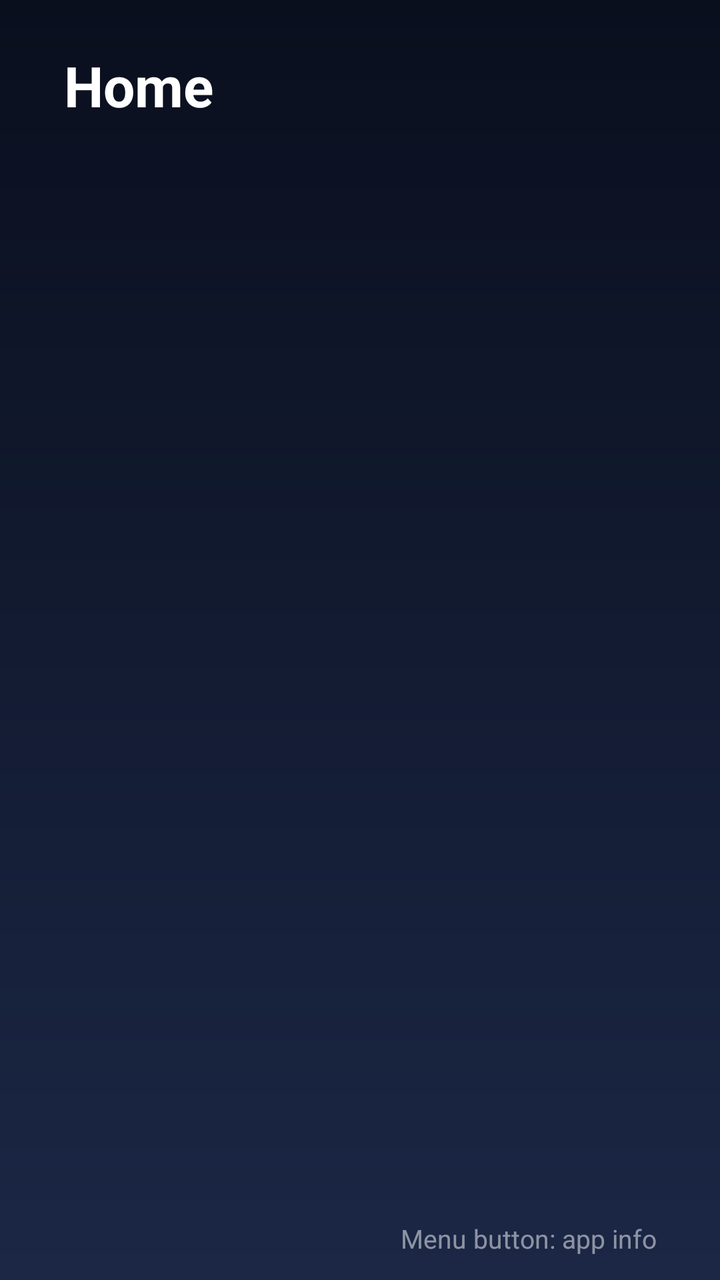
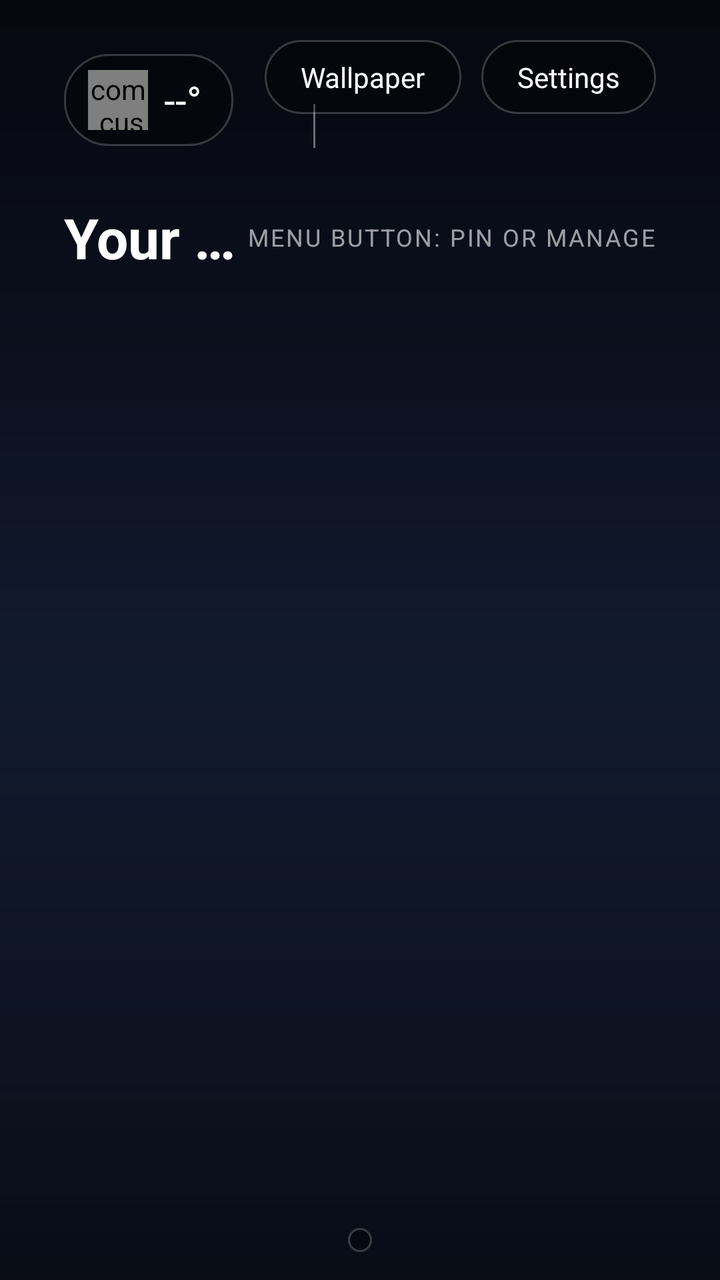

The first picture is an Android layout as it rendered before a commit; the second is the same layout after the commit. The layout source and the unified diff follow.
<!-- AndroidManifest.xml: application theme LauncherTheme -->
<!-- res/layout/activity_main.xml -->
<?xml version="1.0" encoding="utf-8"?>
<LinearLayout xmlns:android="http://schemas.android.com/apk/res/android"
    android:layout_width="match_parent"
    android:layout_height="match_parent"
    android:orientation="vertical"
    android:paddingLeft="32dp"
    android:paddingTop="24dp"
    android:paddingRight="32dp"
    android:paddingBottom="12dp">

    <RelativeLayout
        android:layout_width="match_parent"
        android:layout_height="wrap_content"
        android:layout_marginBottom="12dp">

        <TextView
            android:id="@+id/title"
            android:layout_width="wrap_content"
            android:layout_height="wrap_content"
            android:layout_alignParentLeft="true"
            android:text="@string/app_name"
            android:textColor="#FFFFFF"
            android:textSize="28sp"
            android:textStyle="bold" />

        <TextView
            android:id="@+id/clock"
            android:layout_width="wrap_content"
            android:layout_height="wrap_content"
            android:layout_alignParentRight="true"
            android:textColor="#B3FFFFFF"
            android:textSize="22sp" />
    </RelativeLayout>

    <GridView
        android:id="@+id/grid"
        android:layout_width="match_parent"
        android:layout_height="0dp"
        android:layout_weight="1"
        android:clipToPadding="false"
        android:columnWidth="128dp"
        android:focusable="true"
        android:horizontalSpacing="12dp"
        android:listSelector="@drawable/tile_selector"
        android:numColumns="auto_fit"
        android:padding="8dp"
        android:scrollbars="none"
        android:stretchMode="columnWidth"
        android:verticalSpacing="12dp" />

    <TextView
        android:layout_width="match_parent"
        android:layout_height="wrap_content"
        android:gravity="right"
        android:text="@string/hint"
        android:textColor="#80FFFFFF"
        android:textSize="13sp" />
</LinearLayout>
<!-- resources referenced by this layout -->
<resources>
  <!-- drawable tile_selector (drawable) -->
  <?xml version="1.0" encoding="utf-8"?>
  <selector xmlns:android="http://schemas.android.com/apk/res/android">
      <item android:state_focused="true">
          <shape android:shape="rectangle">
              <solid android:color="#33FFFFFF" />
              <stroke
                  android:width="2dp"
                  android:color="#FFFFFFFF" />
              <corners android:radius="12dp" />
          </shape>
      </item>
      <item android:state_pressed="true">
          <shape android:shape="rectangle">
              <solid android:color="#55FFFFFF" />
              <corners android:radius="12dp" />
          </shape>
      </item>
      <item>
          <shape android:shape="rectangle">
              <solid android:color="#00000000" />
          </shape>
      </item>
  </selector>
  <string name="app_name">Home</string>
  <string name="hint">Menu button: app info</string>
  <style name="LauncherTheme" parent="@android:style/Theme.Material.NoActionBar">
          <item name="android:windowBackground">@drawable/bg_home</item>
      </style>
  <!-- drawable bg_home (drawable) -->
  <?xml version="1.0" encoding="utf-8"?>
  <shape xmlns:android="http://schemas.android.com/apk/res/android"
      android:shape="rectangle">
      <gradient
          android:angle="270"
          android:endColor="#1B2745"
          android:startColor="#0A0F1E" />
  </shape>
</resources>

<!-- the commit's change to res/layout/activity_main.xml (unified diff, before → after) -->
@@ -1,58 +1,334 @@
 <?xml version="1.0" encoding="utf-8"?>
-<LinearLayout xmlns:android="http://schemas.android.com/apk/res/android"
+<FrameLayout xmlns:android="http://schemas.android.com/apk/res/android"
     android:layout_width="match_parent"
-    android:layout_height="match_parent"
-    android:orientation="vertical"
-    android:paddingLeft="32dp"
-    android:paddingTop="24dp"
-    android:paddingRight="32dp"
-    android:paddingBottom="12dp">
-
-    <RelativeLayout
+    android:layout_height="match_parent">
+
+    <ImageView
+        android:id="@+id/wallpaper"
         android:layout_width="match_parent"
-        android:layout_height="wrap_content"
-        android:layout_marginBottom="12dp">
-
-        <TextView
-            android:id="@+id/title"
+        android:layout_height="match_parent"
+        android:contentDescription="@null"
+        android:scaleType="centerCrop" />
+
+    <View
+        android:layout_width="match_parent"
+        android:layout_height="match_parent"
+        android:background="@drawable/scrim" />
+
+    <LinearLayout
+        android:id="@+id/mainContent"
+        android:layout_width="match_parent"
+        android:layout_height="match_parent"
+        android:orientation="vertical"
+        android:paddingLeft="32dp"
+        android:paddingTop="20dp"
+        android:paddingRight="32dp"
+        android:paddingBottom="14dp">
+
+        
+        <RelativeLayout
+            android:layout_width="match_parent"
+            android:layout_height="wrap_content">
+
+            <LinearLayout
+                android:layout_width="wrap_content"
+                android:layout_height="wrap_content"
+                android:layout_alignParentLeft="true"
+                android:gravity="center_vertical"
+                android:orientation="horizontal">
+
+                <LinearLayout
+                    android:id="@+id/weatherChip"
+                    android:layout_width="wrap_content"
+                    android:layout_height="wrap_content"
+                    android:background="@drawable/pill_bg"
+                    android:clickable="true"
+                    android:focusable="true"
+                    android:gravity="center_vertical"
+                    android:orientation="horizontal"
+                    android:paddingLeft="12dp"
+                    android:paddingTop="8dp"
+                    android:paddingRight="16dp"
+                    android:paddingBottom="8dp">
+
+                    <com.custom.firelauncher.WeatherIconView
+                        android:id="@+id/chipIcon"
+                        android:layout_width="30dp"
+                        android:layout_height="30dp" />
+
+                    <TextView
+                        android:id="@+id/chipTemp"
+                        android:layout_width="wrap_content"
+                        android:layout_height="wrap_content"
+                        android:layout_marginLeft="8dp"
+                        android:text="--°"
+                        android:textColor="#FFFFFF"
+                        android:textSize="20sp" />
+                </LinearLayout>
+
+                <LinearLayout
+                    android:layout_width="wrap_content"
+                    android:layout_height="wrap_content"
+                    android:layout_marginLeft="22dp"
+                    android:orientation="vertical">
+
+                    <TextView
+                        android:id="@+id/greeting"
+                        android:layout_width="wrap_content"
+                        android:layout_height="wrap_content"
+                        android:letterSpacing="0.15"
+                        android:textColor="#CCFFFFFF"
+                        android:textSize="11sp" />
+
+                    <LinearLayout
+                        android:layout_width="wrap_content"
+                        android:layout_height="wrap_content"
+                        android:gravity="bottom"
+                        android:orientation="horizontal">
+
+                        <TextView
+                            android:id="@+id/clock"
+                            android:layout_width="wrap_content"
+                            android:layout_height="wrap_content"
+                            android:fontFamily="sans-serif-light"
+                            android:textColor="#FFFFFF"
+                            android:textSize="34sp" />
+
+                        <TextView
+                            android:id="@+id/clockSuffix"
+                            android:layout_width="wrap_content"
+                            android:layout_height="wrap_content"
+                            android:layout_marginLeft="4dp"
+                            android:layout_marginBottom="6dp"
+                            android:textColor="#FFFFFF"
+                            android:textSize="13sp" />
+
+                        <View
+                            android:layout_width="1dp"
+                            android:layout_height="22dp"
+                            android:layout_marginLeft="14dp"
+                            android:layout_marginRight="14dp"
+                            android:layout_marginBottom="6dp"
+                            android:background="#66FFFFFF" />
+
+                        <TextView
+                            android:id="@+id/dateText"
+                            android:layout_width="wrap_content"
+                            android:layout_height="wrap_content"
+                            android:layout_marginBottom="6dp"
+                            android:letterSpacing="0.12"
+                            android:textColor="#E6FFFFFF"
+                            android:textSize="13sp" />
+                    </LinearLayout>
+                </LinearLayout>
+            </LinearLayout>
+
+            <LinearLayout
+                android:layout_width="wrap_content"
+                android:layout_height="wrap_content"
+                android:layout_alignParentRight="true"
+                android:orientation="horizontal">
+
+                <TextView
+                    android:id="@+id/pillWallpaper"
+                    style="@style/Pill"
+                    android:layout_width="wrap_content"
+                    android:layout_height="wrap_content"
+                    android:text="@string/wallpaper" />
+
+                <TextView
+                    android:id="@+id/pillSettings"
+                    style="@style/Pill"
+                    android:layout_width="wrap_content"
+                    android:layout_height="wrap_content"
+                    android:layout_marginLeft="10dp"
+                    android:text="@string/settings" />
+            </LinearLayout>
+        </RelativeLayout>
+
+        
+        <RelativeLayout
+            android:layout_width="match_parent"
+            android:layout_height="wrap_content"
+            android:layout_marginTop="20dp">
+
+            <TextView
+                android:id="@+id/menuHint"
+                android:layout_width="wrap_content"
+                android:layout_height="wrap_content"
+                android:layout_alignParentRight="true"
+                android:layout_centerVertical="true"
+                android:letterSpacing="0.08"
+                android:text="@string/hint"
+                android:textColor="#99FFFFFF"
+                android:textSize="12sp" />
+
+            <TextView
+                android:id="@+id/focusTitle"
+                android:layout_width="match_parent"
+                android:layout_height="wrap_content"
+                android:layout_toLeftOf="@id/menuHint"
+                android:ellipsize="end"
+                android:maxLines="1"
+                android:text="@string/your_apps"
+                android:textColor="#FFFFFF"
+                android:textSize="28sp"
+                android:textStyle="bold" />
+        </RelativeLayout>
+
+        
+        <GridView
+            android:id="@+id/grid"
+            android:layout_width="match_parent"
+            android:layout_height="0dp"
+            android:layout_marginTop="6dp"
+            android:layout_weight="1"
+            android:clipToPadding="false"
+            android:drawSelectorOnTop="true"
+            android:fadingEdge="none"
+            android:focusable="true"
+            android:horizontalSpacing="0dp"
+            android:listSelector="@drawable/card_selector"
+            android:numColumns="4"
+            android:overScrollMode="never"
+            android:scrollbars="none"
+            android:stretchMode="columnWidth"
+            android:verticalSpacing="0dp" />
+
+        
+        <LinearLayout
+            android:id="@+id/dock"
             android:layout_width="wrap_content"
             android:layout_height="wrap_content"
-            android:layout_alignParentLeft="true"
-            android:text="@string/app_name"
-            android:textColor="#FFFFFF"
-            android:textSize="28sp"
-            android:textStyle="bold" />
-
-        <TextView
-            android:id="@+id/clock"
-            android:layout_width="wrap_content"
+            android:layout_gravity="center_horizontal"
+            android:layout_marginTop="6dp"
+            android:background="@drawable/dock_bg"
+            android:gravity="center"
+            android:orientation="horizontal"
+            android:padding="6dp" />
+    </LinearLayout>
+
+    
+    <FrameLayout
+        android:id="@+id/weatherPanel"
+        android:layout_width="match_parent"
+        android:layout_height="match_parent"
+        android:background="#B3000000"
+        android:clickable="true"
+        android:visibility="gone">
+
+        <LinearLayout
+            android:layout_width="620dp"
             android:layout_height="wrap_content"
-            android:layout_alignParentRight="true"
-            android:textColor="#B3FFFFFF"
-            android:textSize="22sp" />
-    </RelativeLayout>
-
-    <GridView
-        android:id="@+id/grid"
-        android:layout_width="match_parent"
-        android:layout_height="0dp"
-        android:layout_weight="1"
-        android:clipToPadding="false"
-        android:columnWidth="128dp"
-        android:focusable="true"
-        android:horizontalSpacing="12dp"
-        android:listSelector="@drawable/tile_selector"
-        android:numColumns="auto_fit"
-        android:padding="8dp"
-        android:scrollbars="none"
-        android:stretchMode="columnWidth"
-        android:verticalSpacing="12dp" />
-
-    <TextView
-        android:layout_width="match_parent"
-        android:layout_height="wrap_content"
-        android:gravity="right"
-        android:text="@string/hint"
-        android:textColor="#80FFFFFF"
-        android:textSize="13sp" />
-</LinearLayout>
+            android:layout_gravity="center"
+            android:background="@drawable/panel_bg"
+            android:orientation="vertical"
+            android:padding="26dp">
+
+            <RelativeLayout
+                android:layout_width="match_parent"
+                android:layout_height="wrap_content">
+
+                <LinearLayout
+                    android:id="@+id/wxButtons"
+                    android:layout_width="wrap_content"
+                    android:layout_height="wrap_content"
+                    android:layout_alignParentRight="true"
+                    android:orientation="horizontal">
+
+                    <TextView
+                        android:id="@+id/wxChange"
+                        style="@style/Pill"
+                        android:layout_width="wrap_content"
+                        android:layout_height="wrap_content"
+                        android:text="@string/change_city" />
+
+                    <TextView
+                        android:id="@+id/wxClose"
+                        style="@style/Pill"
+                        android:layout_width="wrap_content"
+                        android:layout_height="wrap_content"
+                        android:layout_marginLeft="10dp"
+                        android:text="@string/close" />
+                </LinearLayout>
+
+                <TextView
+                    android:id="@+id/wxPlace"
+                    android:layout_width="match_parent"
+                    android:layout_height="wrap_content"
+                    android:layout_centerVertical="true"
+                    android:layout_toLeftOf="@id/wxButtons"
+                    android:ellipsize="end"
+                    android:maxLines="1"
+                    android:textColor="#FFFFFF"
+                    android:textSize="20sp"
+                    android:textStyle="bold" />
+            </RelativeLayout>
+
+            <LinearLayout
+                android:layout_width="match_parent"
+                android:layout_height="wrap_content"
+                android:layout_marginTop="14dp"
+                android:gravity="center_vertical"
+                android:orientation="horizontal">
+
+                <com.custom.firelauncher.WeatherIconView
+                    android:id="@+id/wxIcon"
+                    android:layout_width="84dp"
+                    android:layout_height="84dp" />
+
+                <TextView
+                    android:id="@+id/wxTemp"
+                    android:layout_width="wrap_content"
+                    android:layout_height="wrap_content"
+                    android:layout_marginLeft="14dp"
+                    android:fontFamily="sans-serif-light"
+                    android:textColor="#FFFFFF"
+                    android:textSize="60sp" />
+
+                <LinearLayout
+                    android:layout_width="wrap_content"
+                    android:layout_height="wrap_content"
+                    android:layout_marginLeft="20dp"
+                    android:orientation="vertical">
+
+                    <TextView
+                        android:id="@+id/wxCondition"
+                        android:layout_width="wrap_content"
+                        android:layout_height="wrap_content"
+                        android:textColor="#FFFFFF"
+                        android:textSize="22sp" />
+
+                    <TextView
+                        android:id="@+id/wxDetail"
+                        android:layout_width="wrap_content"
+                        android:layout_height="wrap_content"
+                        android:layout_marginTop="4dp"
+                        android:textColor="#CCFFFFFF"
+                        android:textSize="14sp" />
+                </LinearLayout>
+            </LinearLayout>
+
+            <LinearLayout
+                android:id="@+id/wxStats1"
+                android:layout_width="match_parent"
+                android:layout_height="wrap_content"
+                android:layout_marginTop="18dp"
+                android:orientation="horizontal" />
+
+            <LinearLayout
+                android:id="@+id/wxStats2"
+                android:layout_width="match_parent"
+                android:layout_height="wrap_content"
+                android:layout_marginTop="8dp"
+                android:orientation="horizontal" />
+
+            <LinearLayout
+                android:id="@+id/wxForecast"
+                android:layout_width="match_parent"
+                android:layout_height="wrap_content"
+                android:layout_marginTop="18dp"
+                android:orientation="horizontal" />
+        </LinearLayout>
+    </FrameLayout>
+</FrameLayout>
<!-- resource entries referenced after the edit -->
@@ -1,21 +1,15 @@
 <!-- resources referenced by this layout -->
 <resources>
-  <!-- drawable tile_selector (drawable) -->
+  <!-- drawable card_selector (drawable) -->
   <?xml version="1.0" encoding="utf-8"?>
   <selector xmlns:android="http://schemas.android.com/apk/res/android">
       <item android:state_focused="true">
           <shape android:shape="rectangle">
-              <solid android:color="#33FFFFFF" />
+              <solid android:color="#00000000" />
               <stroke
-                  android:width="2dp"
+                  android:width="3dp"
                   android:color="#FFFFFFFF" />
-              <corners android:radius="12dp" />
-          </shape>
-      </item>
-      <item android:state_pressed="true">
-          <shape android:shape="rectangle">
-              <solid android:color="#55FFFFFF" />
-              <corners android:radius="12dp" />
+              <corners android:radius="16dp" />
           </shape>
       </item>
       <item>
@@ -24,8 +18,76 @@
           </shape>
       </item>
   </selector>
-  <string name="app_name">Home</string>
-  <string name="hint">Menu button: app info</string>
+  <!-- drawable dock_bg (drawable) -->
+  <?xml version="1.0" encoding="utf-8"?>
+  <shape xmlns:android="http://schemas.android.com/apk/res/android"
+      android:shape="rectangle">
+      <solid android:color="#66000000" />
+      <stroke
+          android:width="1dp"
+          android:color="#33FFFFFF" />
+      <corners android:radius="26dp" />
+  </shape>
+  <!-- drawable panel_bg (drawable) -->
+  <?xml version="1.0" encoding="utf-8"?>
+  <shape xmlns:android="http://schemas.android.com/apk/res/android"
+      android:shape="rectangle">
+      <solid android:color="#F01B1F2E" />
+      <stroke
+          android:width="1dp"
+          android:color="#33FFFFFF" />
+      <corners android:radius="24dp" />
+  </shape>
+  <!-- drawable pill_bg (drawable) -->
+  <?xml version="1.0" encoding="utf-8"?>
+  <selector xmlns:android="http://schemas.android.com/apk/res/android">
+      <item android:state_focused="true">
+          <shape android:shape="rectangle">
+              <solid android:color="#66FFFFFF" />
+              <stroke
+                  android:width="2dp"
+                  android:color="#FFFFFFFF" />
+              <corners android:radius="22dp" />
+          </shape>
+      </item>
+      <item>
+          <shape android:shape="rectangle">
+              <solid android:color="#55000000" />
+              <stroke
+                  android:width="1dp"
+                  android:color="#33FFFFFF" />
+              <corners android:radius="22dp" />
+          </shape>
+      </item>
+  </selector>
+  <!-- drawable scrim (drawable) -->
+  <?xml version="1.0" encoding="utf-8"?>
+  <shape xmlns:android="http://schemas.android.com/apk/res/android"
+      android:shape="rectangle">
+      <gradient
+          android:angle="270"
+          android:centerColor="#14000000"
+          android:endColor="#B3000000"
+          android:startColor="#80000000" />
+  </shape>
+  <string name="change_city">Change city</string>
+  <string name="close">Close</string>
+  <string name="hint">MENU BUTTON: PIN OR MANAGE</string>
+  <string name="settings">Settings</string>
+  <string name="wallpaper">Wallpaper</string>
+  <string name="your_apps">Your apps</string>
+  <style name="Pill">
+          <item name="android:background">@drawable/pill_bg</item>
+          <item name="android:clickable">true</item>
+          <item name="android:focusable">true</item>
+          <item name="android:gravity">center</item>
+          <item name="android:paddingLeft">18dp</item>
+          <item name="android:paddingRight">18dp</item>
+          <item name="android:paddingTop">9dp</item>
+          <item name="android:paddingBottom">9dp</item>
+          <item name="android:textColor">#FFFFFF</item>
+          <item name="android:textSize">14sp</item>
+      </style>
   <style name="LauncherTheme" parent="@android:style/Theme.Material.NoActionBar">
           <item name="android:windowBackground">@drawable/bg_home</item>
       </style>
